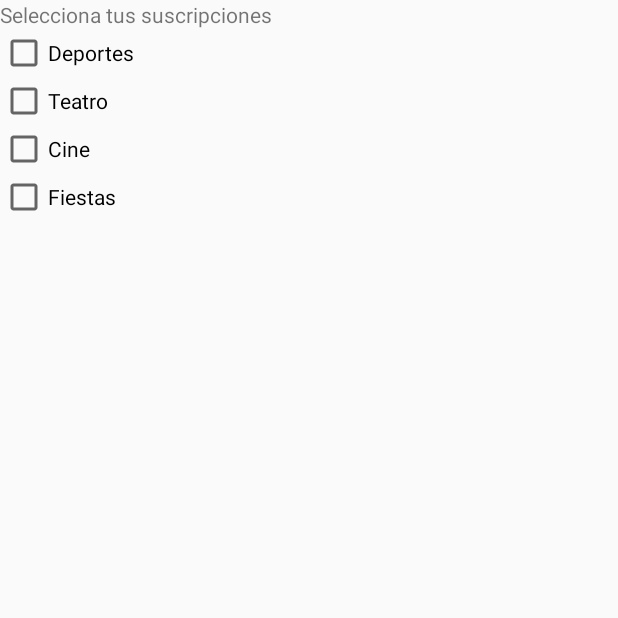
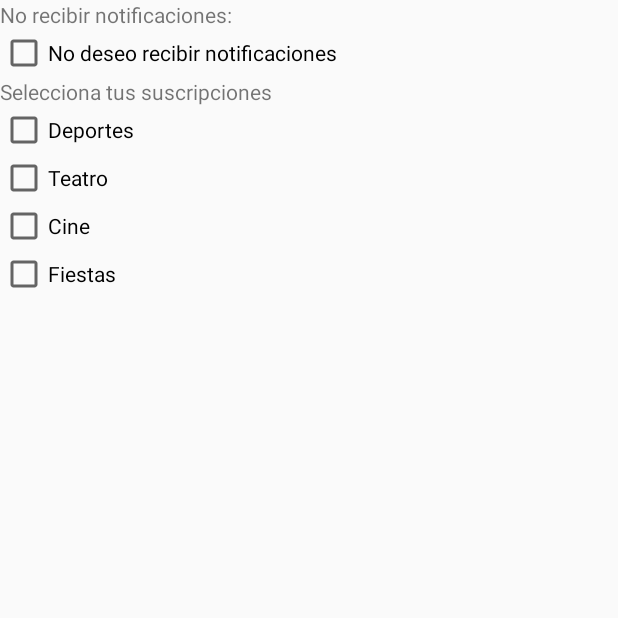
Before and after one commit to usuamadina/masterappmoviles, an Android app: the Temas screen opened directly, with no data from a screen before it, on a phone screen of 412 x 824 dp, the top half of it. Run offline under Robolectric (Android 15) with nearby library versions, the phone set to English and light mode, and no system bars.

```diff
--- a/app/src/main/java/com/example/eventos/Temas.java
+++ b/app/src/main/java/com/example/eventos/Temas.java
@@ -7,8 +7,10 @@ import android.support.v7.app.AppCompatActivity;
 import android.widget.CheckBox;
 import android.widget.CompoundButton;
 
+import com.google.firebase.iid.FirebaseInstanceId;
 import com.google.firebase.messaging.FirebaseMessaging;
 
+import static com.example.eventos.EventosAplicacion.guardarIdRegistro;
 import static com.example.eventos.EventosAplicacion.mostrarDialogo;
 
 /**
@@ -20,6 +22,7 @@ public class Temas extends AppCompatActivity {
     CheckBox checkBoxTeatro;
     CheckBox checkBoxCine;
     CheckBox checkBoxFiestas;
+    CheckBox checkBoxNoRecibirNotificaciones;
 
     @Override
     protected void onCreate(Bundle savedInstanceState) {
@@ -29,6 +32,15 @@ public class Temas extends AppCompatActivity {
         checkBoxTeatro = (CheckBox) findViewById(R.id.checkBoxTeatro);
         checkBoxCine = (CheckBox) findViewById(R.id.checkBoxCine);
         checkBoxFiestas = (CheckBox) findViewById(R.id.checkBoxFiestas);
+        checkBoxNoRecibirNotificaciones = (CheckBox) findViewById(R.id.checkBoxNoRecibirNotificaciones);
+        Boolean noRecibirNotificaciones = consultarSuscripcionATemaEnPreferencias(getApplicationContext(), "Todos");
+        checkBoxNoRecibirNotificaciones.setChecked(noRecibirNotificaciones);
+        checkBoxDeportes.setEnabled(!noRecibirNotificaciones);
+        checkBoxTeatro.setEnabled(!noRecibirNotificaciones);
+        checkBoxCine.setEnabled(!noRecibirNotificaciones);
+        checkBoxFiestas.setEnabled(!noRecibirNotificaciones);
+
+        //Subscripción al tema "Todos"
         checkBoxDeportes.setChecked(consultarSuscripcionATemaEnPreferencias(getApplicationContext(), "Deportes"));
         checkBoxTeatro.setChecked(consultarSuscripcionATemaEnPreferencias(getApplicationContext(), "Teatro"));
         checkBoxCine.setChecked(consultarSuscripcionATemaEnPreferencias(getApplicationContext(), "Cine"));
@@ -53,28 +65,53 @@ public class Temas extends AppCompatActivity {
                 mantenimientoSuscripcionesATemas("Fiestas", isChecked);
             }
         });
+
+        checkBoxNoRecibirNotificaciones.setOnCheckedChangeListener(new CompoundButton.OnCheckedChangeListener() {
+            public void onCheckedChanged(CompoundButton buttonView, boolean isChecked) {
+                mantenimientoSuscripcionesATemas("Todos", isChecked);
+            }
+        });
     }
 
     private void mantenimientoSuscripcionesATemas(String tema, Boolean suscribir) {
-        if (suscribir) {
-            mostrarDialogo(getApplicationContext(), "Te has suscrito a: " + tema);
-            FirebaseMessaging.getInstance().subscribeToTopic(tema);
-            guardarSuscripcionATemaEnPreferencias(getApplicationContext(), tema, true);
+        if (tema.equals("Todos")) {
+            if (suscribir) {
+                FirebaseMessaging.getInstance().unsubscribeFromTopic(tema);
+                guardarSuscripcionATemaEnPreferencias(getApplicationContext(), tema, true);
+                checkBoxDeportes.setChecked(false);
+                checkBoxTeatro.setChecked(false);
+                checkBoxCine.setChecked(false);
+                checkBoxFiestas.setChecked(false);
+            } else {
+                FirebaseMessaging.getInstance().subscribeToTopic(tema);
+                guardarIdRegistro(getApplicationContext(), FirebaseInstanceId.getInstance().getToken());
+                guardarSuscripcionATemaEnPreferencias(getApplicationContext(), tema, false);
+            }
+            checkBoxDeportes.setEnabled(!suscribir);
+            checkBoxTeatro.setEnabled(!suscribir);
+            checkBoxCine.setEnabled(!suscribir);
+            checkBoxFiestas.setEnabled(!suscribir);
         } else {
-            mostrarDialogo(getApplicationContext(), "Te has dado de baja de: " + tema);
-            FirebaseMessaging.getInstance().unsubscribeFromTopic(tema);
-            guardarSuscripcionATemaEnPreferencias(getApplicationContext(), tema, false);
+            if (suscribir) {
+                FirebaseMessaging.getInstance().subscribeToTopic(tema);
+                guardarSuscripcionATemaEnPreferencias(getApplicationContext(), tema, true);
+            } else {
+                FirebaseMessaging.getInstance().unsubscribeFromTopic(tema);
+                guardarSuscripcionATemaEnPreferencias(getApplicationContext(), tema, false);
+            }
         }
     }
 
-    public static void guardarSuscripcionATemaEnPreferencias(Context context, String tema, Boolean suscrito) {
+    public static void guardarSuscripcionATemaEnPreferencias(Context context, String
+            tema, Boolean suscrito) {
         final SharedPreferences prefs = context.getSharedPreferences("Temas", Context.MODE_PRIVATE);
         SharedPreferences.Editor editor = prefs.edit();
         editor.putBoolean(tema, suscrito);
         editor.commit();
     }
 
-    public static Boolean consultarSuscripcionATemaEnPreferencias(Context context, String tema) {
+    public static Boolean consultarSuscripcionATemaEnPreferencias(Context context, String
+            tema) {
         final SharedPreferences preferencias = context.getSharedPreferences("Temas", Context.MODE_PRIVATE);
         return preferencias.getBoolean(tema, false);
     }
--- a/app/src/main/res/layout/temas.xml
+++ b/app/src/main/res/layout/temas.xml
@@ -3,6 +3,18 @@
     android:layout_width="match_parent"
     android:layout_height="match_parent"
     android:orientation="vertical">
+
+    <TextView
+        android:id="@+id/textView"
+        android:layout_width="match_parent"
+        android:layout_height="wrap_content"
+        android:text="No recibir notificaciones:" />
+
+    <CheckBox
+        android:id="@+id/checkBoxNoRecibirNotificaciones"
+        android:layout_width="match_parent"
+        android:layout_height="wrap_content"
+        android:text="No deseo recibir notificaciones" />
 
     <TextView
         android:id="@+id/textView2"
```
Also changed, not shown: app/src/main/java/com/example/eventos/MainActivity.java (+12 -0 lines).
